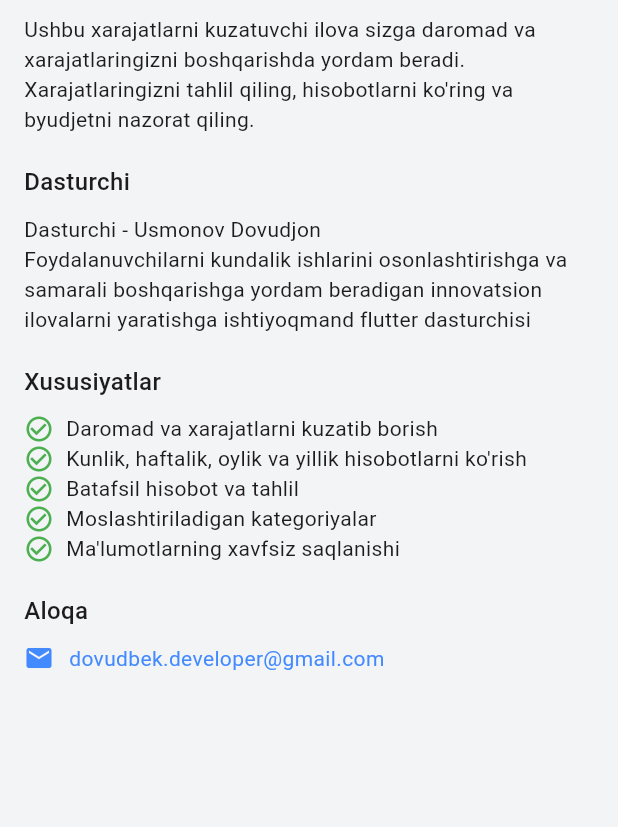
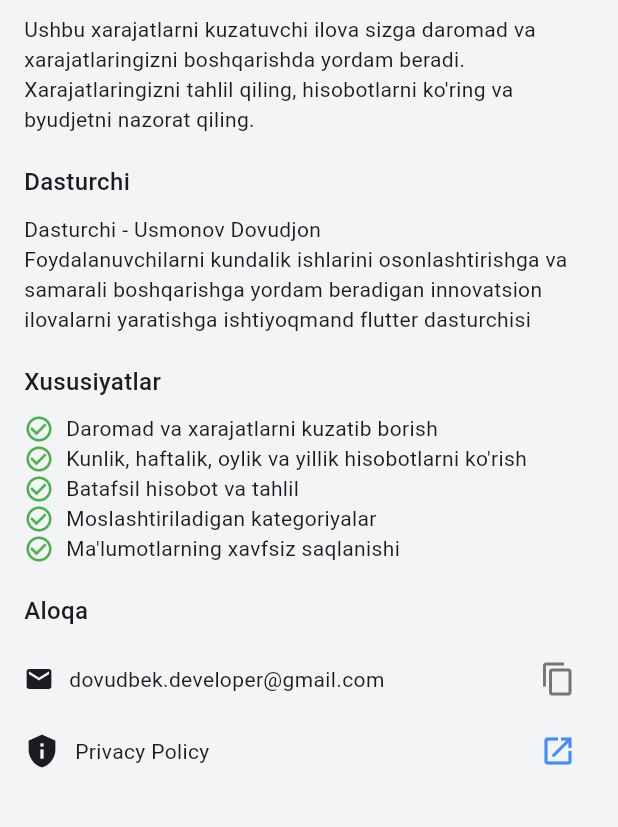
Before and after one commit to Davidbek96/HiKi, a Flutter app: the AboutPage screen opened directly, on a phone screen of 412 x 824 dp, the part 143-970 px from its top. Run offline on Flutter 3.47's test engine with Material 3 defaults, Android fonts, the phone set to English and light mode, and no system bars; our stand-ins replace flutter_native_splash, get, get_storage, sqflite; missing offline and left inert: in_app_update; accounts and stored records are empty.

Commit message:
Privacy Policy added  and Responsivness fixed

```diff
--- a/lib/screens/report/widgets/chart.dart
+++ b/lib/screens/report/widgets/chart.dart
@@ -31,6 +31,7 @@ class Chart extends StatelessWidget {
   @override
   Widget build(BuildContext context) {
     double screenHeight = MediaQuery.of(context).size.height;
+    final screenwidth = MediaQuery.of(context).size.width;
     return Card(
       child: Padding(
         padding: EdgeInsets.all(8.0),
@@ -64,7 +65,7 @@ class Chart extends StatelessWidget {
               scrollDirection: Axis.horizontal,
               child: Container(
                 padding: EdgeInsets.symmetric(vertical: 30),
-                width: 650, // Adjust the width as needed
+                width: screenwidth * 1.6, // Adjust the width as needed
                 height: screenHeight / 3,
                 child: Column(
                   children: [
--- a/lib/screens/settings/about.dart
+++ b/lib/screens/settings/about.dart
@@ -1,12 +1,15 @@
 import 'package:flutter/material.dart';
 import 'package:flutter/services.dart';
 import 'package:get/get.dart';
+import 'package:url_launcher/url_launcher.dart';
 
 class AboutPage extends StatelessWidget {
   const AboutPage({super.key});
 
   @override
   Widget build(BuildContext context) {
+    final privacyPolicyUrl =
+        'https://www.termsfeed.com/live/45286b50-054e-4bb7-9553-d67a7ca859da';
     return Scaffold(
       appBar: AppBar(
         foregroundColor: Theme.of(context).colorScheme.onSecondaryContainer,
@@ -59,15 +62,19 @@ class AboutPage extends StatelessWidget {
               const SizedBox(height: 10),
               Row(
                 children: [
-                  Icon(
-                    Icons.email,
-                    size: 20,
-                    color: Colors.blueAccent,
-                  ),
+                  Icon(Icons.email,
+                      size: 20, color: Theme.of(context).colorScheme.onSurface),
                   const SizedBox(width: 10),
                   Expanded(
-                    child: GestureDetector(
-                      onTap: () {
+                    flex: 2,
+                    child: Text(
+                      "dovudbek.developer@gmail.com",
+                      style: Theme.of(context).textTheme.bodyMedium!,
+                      overflow: TextOverflow.ellipsis,
+                    ),
+                  ),
+                  IconButton(
+                      onPressed: () {
                         Clipboard.setData(
                           ClipboardData(
                             text: "dovudbek.developer@gmail.com",
@@ -77,13 +84,20 @@ class AboutPage extends StatelessWidget {
                           SnackBar(content: Text("email_copied".tr)),
                         );
                       },
-                      child: Text(
-                        "dovudbek.developer@gmail.com",
-                        style: Theme.of(context)
-                            .textTheme
-                            .bodyMedium!
-                            .copyWith(color: Colors.blueAccent),
+                      icon: Icon(Icons.copy)),
+                ],
               ),
+              Row(
+                children: [
+                  Icon(Icons.privacy_tip,
+                      color: Theme.of(context).colorScheme.onSurface),
+                  const SizedBox(width: 10),
+                  Expanded(child: Text('Privacy Policy')),
+                  IconButton(
+                    onPressed: () => _launchURL(privacyPolicyUrl),
+                    icon: Icon(
+                      Icons.launch,
+                      color: Colors.blueAccent,
                     ),
                   ),
                 ],
@@ -93,6 +107,19 @@ class AboutPage extends StatelessWidget {
         ),
       ),
     );
+  }
+}
+
+void _launchURL(String url) async {
+  Uri uri = Uri.parse(url);
+
+  try {
+    if (!await launchUrl(uri, mode: LaunchMode.externalApplication)) {
+      debugPrint("Could not launch $url");
+    }
+  } catch (e) {
+    debugPrint("Error launching URL: $e");
+  }
 }
 
 // Section title builder
@@ -129,4 +156,3 @@ class AboutPage extends StatelessWidget {
         .toList(),
   );
 }
-}
--- a/pubspec.yaml
+++ b/pubspec.yaml
@@ -43,6 +43,7 @@ dependencies:
   get_storage: ^2.1.1
   flutter_native_splash: ^2.4.4
   in_app_update: ^4.2.3
+  url_launcher: ^6.3.1
 
 flutter_native_splash:
   color: "#f3f4f6"
```
Also changed, not shown: lib/main.dart (+9 -0 lines), lib/screens/home/main_screen.dart (+6 -9 lines), lib/screens/home/widgets/choose_period_btn.dart (+15 -7 lines), lib/screens/home/widgets/current_balance_card.dart (+30 -20 lines), lib/screens/report/widgets/chart_bar.dart (+10 -7 lines), pubspec.lock, 7 other files. Lines whose indentation alone changed are shown as unchanged.
